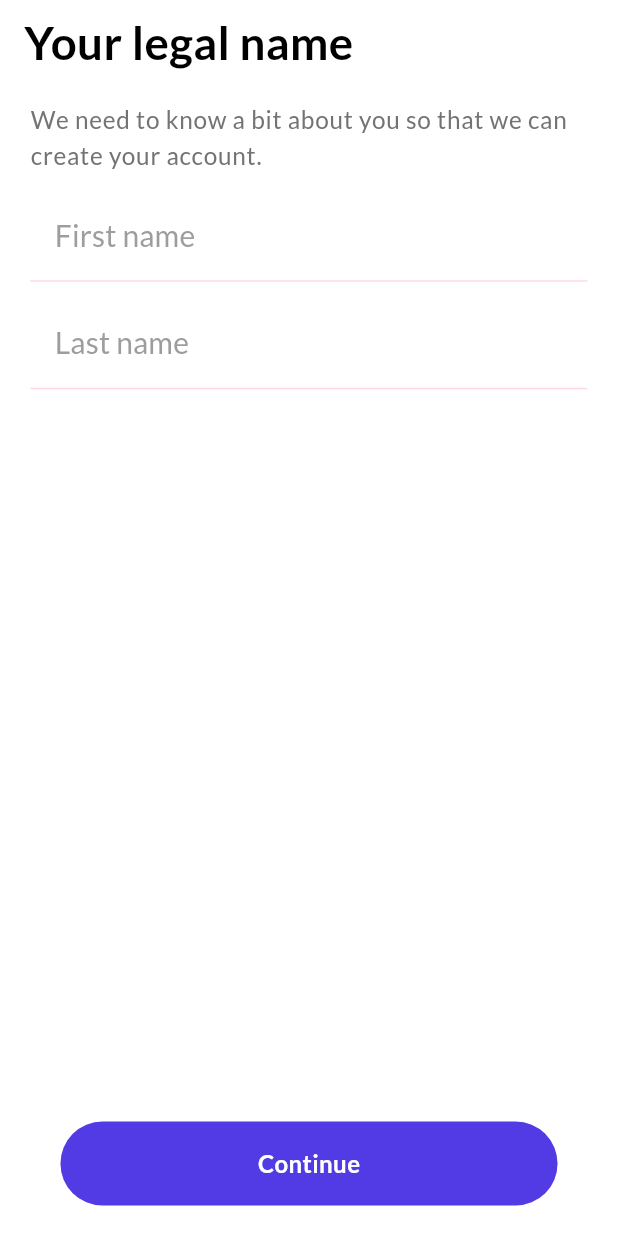
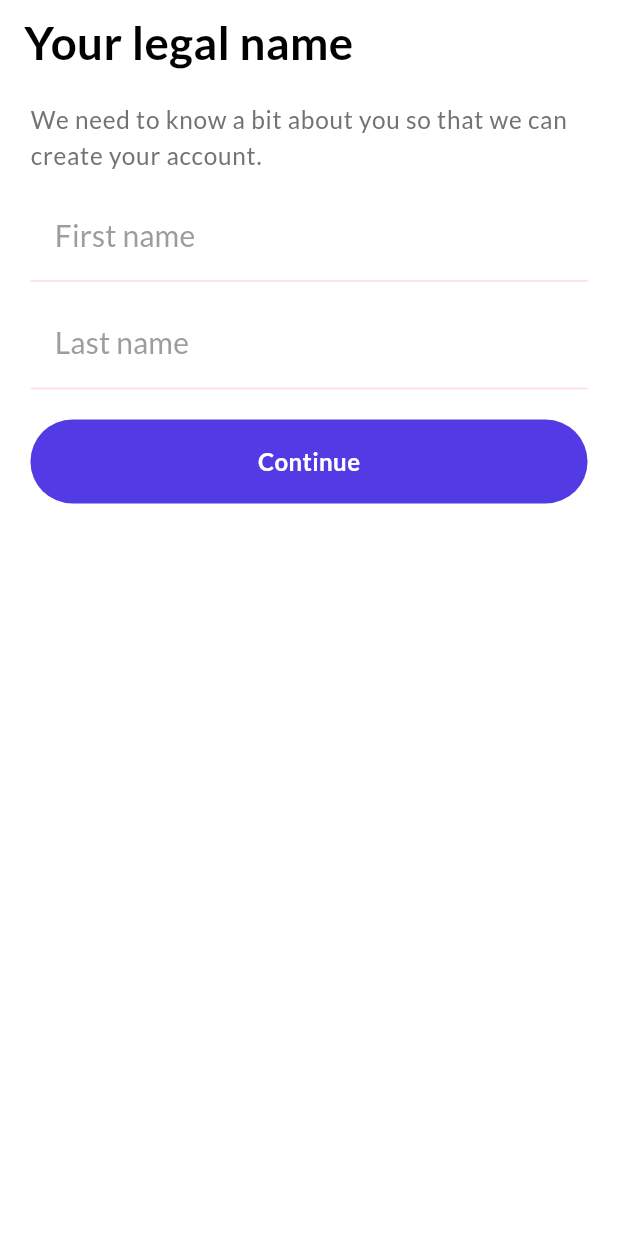
Before and after one commit to CodeAvid/market-news-app, a Flutter app: the screen it shows after launch, on a phone screen of 412 x 824 dp. Run offline on Flutter 3.47's test engine with Material 3 defaults, Android fonts, the phone set to English and light mode, and no system bars; drawn by our look-alikes of auto_size_text; our stand-ins replace bloc, cached_network_image, dio, equatable, flex_color_scheme, flutter_bloc and 12 more; generated files the repository leaves out were written again.

Commit message:
fix: button animations

```diff
--- a/lib/core/widgets/animated_button.dart
+++ b/lib/core/widgets/animated_button.dart
@@ -5,17 +5,19 @@ import 'package:market_news_app/core/widgets/custom_auto_size_text.dart';
 class AnimatedButton extends StatefulWidget {
   final bool isLoading;
   final bool isEnable;
+  final bool keyboardIsOpen;
   final bool keyboardAutoDetect;
-  final VoidCallback? onPressed; // Custom on-press action from constructor
-  final String text;
+  final String buttonText; // Button text from constructor, default is "Continue"
+  final VoidCallback? onPressed;
 
   const AnimatedButton({
     Key? key,
     required this.isLoading, // Loading state
-    required this.isEnable, // Button enabled/disabled state
+    required this.isEnable, // Enabled/Disabled state
     this.keyboardAutoDetect = true, // Toggle for keyboard detection
-    this.onPressed,
-    this.text = 'Continue', // User-defined onPress callback
+    this.keyboardIsOpen = false, // Toggle for keyboard detection
+    this.buttonText = "Continue", // Default button text
+    this.onPressed, // Custom onPress callback
   }) : super(key: key);
 
   @override
@@ -23,51 +25,42 @@ class AnimatedButton extends StatefulWidget {
 }
 
 class _AnimatedButtonState extends State<AnimatedButton> {
-  late bool _keyboardIsOpen;
-
-  @override
-  void initState() {
-    super.initState();
-    _keyboardIsOpen = false; // Initial keyboard state
-  }
-
   @override
   Widget build(BuildContext context) {
-    // Detect keyboard state if enabled
-    if (widget.keyboardAutoDetect) {
-      _keyboardIsOpen = MediaQuery.of(context).viewInsets.bottom > 0;
-    }
-
-    return Align(
-      alignment: Alignment.bottomCenter,
-      child: GestureDetector(
+    return Stack(
+      children: [
+        GestureDetector(
           onTap: widget.isEnable && !widget.isLoading
               ? widget.onPressed
-            : null, // Use the custom onPress from the constructor
+              : null, // Trigger the onPress callback if button is enabled and not loading
           child: AnimatedContainer(
-          duration: Duration(milliseconds: 300),
+            duration: const Duration(milliseconds: 300),
+            curve: Curves.easeInOut,
+            alignment: widget.keyboardAutoDetect && widget.keyboardIsOpen ? Alignment.centerRight : null,
+            child: Container(
               height: 56,
-          width: _keyboardIsOpen ? 56 : double.infinity, // Width based on keyboard state
-          margin: EdgeInsets.symmetric(horizontal: _keyboardIsOpen ? 0 : 20), // Margin for better appearance
+              width: widget.keyboardAutoDetect && widget.keyboardIsOpen
+                  ? 56
+                  : double.infinity, // Adjust width based on keyboard state
               decoration: BoxDecoration(
-            color: widget.isEnable ? context.primaryColor : context.primaryContainerColor, // Active/Inactive state
-            borderRadius: BorderRadius.circular(_keyboardIsOpen ? 28 : 30),
+                color: widget.isEnable ? context.primaryColor : context.primaryContainerColor, // Enabled/Disabled state
+                borderRadius: BorderRadius.circular(widget.keyboardAutoDetect && widget.keyboardIsOpen ? 28 : 30),
               ),
-          child: Center(
-            child: _buildButtonContent(),
+              child: _buildButtonContent(widget.keyboardAutoDetect && widget.keyboardIsOpen),
             ),
           ),
         ),
+      ],
     );
   }
 
   // Builds the button content with text and spinner based on loading state
-  Widget _buildButtonContent() {
+  Widget _buildButtonContent(bool isKeyboardOpen) {
     return Row(
       mainAxisSize: MainAxisSize.min,
       mainAxisAlignment: MainAxisAlignment.center,
       children: [
-        if (widget.isLoading) ...[
+        if (widget.isLoading && !isKeyboardOpen) ...[
           SizedBox(
             height: 20,
             width: 20,
@@ -76,10 +69,26 @@ class _AnimatedButtonState extends State<AnimatedButton> {
               strokeWidth: 2,
             ),
           ),
-          SizedBox(width: 10), // Spacing between spinner and text
+          const SizedBox(width: 10), // Spacing between spinner and text
         ],
-        CustomAutoSizeText(
-          widget.text,
+        isKeyboardOpen
+            ? Visibility(
+                visible: !widget.isLoading,
+                replacement: SizedBox(
+                  height: 20,
+                  width: 20,
+                  child: CircularProgressIndicator(
+                    valueColor: AlwaysStoppedAnimation<Color>(Colors.white),
+                    strokeWidth: 2,
+                  ),
+                ),
+                child: const Icon(
+                  Icons.arrow_forward_ios,
+                  color: Colors.white,
+                ),
+              )
+            : CustomAutoSizeText(
+                widget.buttonText,
                 style: context.bodyMedium?.copyWith(
                   fontSize: 16,
                   color: Colors.white,
--- a/lib/l10n/arb/app_en.arb
+++ b/lib/l10n/arb/app_en.arb
@@ -15,5 +15,21 @@
     "unableToSaveUser": "Unable to save user",
     "@unableToSaveUser": {
         "description": "Message shown when unable to save the user"
+    },
+    "authLoading": "Loading...",
+    "@authLoading": {
+        "description": "Message shown when authentication is in progress"
+    },
+    "saveUserSuccessful": "User saved successfully",
+    "@saveUserSuccessful": {
+        "description": "Message shown when the user is saved successfully"
+    },
+    "markNotificationScreenAsSeenSuccessful": "Notification screen marked as seen",
+    "@markNotificationScreenAsSeenSuccessful": {
+        "description": "Message shown when the notification screen is marked as seen"
+    },
+    "markNotificationScreenAsSeenError": "Unable to mark notification screen as seen",
+    "@markNotificationScreenAsSeenError": {
+        "description": "Message shown when unable to mark the notification screen as seen"
     }
 }
--- a/lib/modules/authentication/presentation/screens/sign_up_screen.dart
+++ b/lib/modules/authentication/presentation/screens/sign_up_screen.dart
@@ -20,6 +20,8 @@ class _SignUpScreenState extends State<SignUpScreen> {
   final GlobalKey<FormState> _formKey = GlobalKey<FormState>();
   final ValueNotifier<bool> _isEnabled = ValueNotifier<bool>(false);
 
+  bool _keyboardIsOpen = false;
+
   @override
   void initState() {
     super.initState();
@@ -37,6 +39,7 @@ class _SignUpScreenState extends State<SignUpScreen> {
 
   @override
   Widget build(BuildContext context) {
+    _keyboardIsOpen = MediaQuery.of(context).viewInsets.bottom > 0;
     return Scaffold(
       appBar: AppBar(
         title: Row(
@@ -52,6 +55,7 @@ class _SignUpScreenState extends State<SignUpScreen> {
         ),
       ),
       body: SafeArea(
+        child: SingleChildScrollView(
           child: Padding(
             padding: EdgeInsets.only(right: 20.sp, left: 20.sp, top: 12.sp),
             child: Form(
@@ -90,7 +94,8 @@ class _SignUpScreenState extends State<SignUpScreen> {
                       );
                     },
                   ),
-                Spacer(),
+                  // Spacer(),
+                  VerticalSpace(20.h), // Add vertical space
                   BlocConsumer<AuthCubit, AuthState>(
                     listener: (context, state) {
                       switch (state) {
@@ -107,6 +112,7 @@ class _SignUpScreenState extends State<SignUpScreen> {
                           return AnimatedButton(
                             isLoading: state is AuthLoading,
                             isEnable: isEnable,
+                            keyboardIsOpen: _keyboardIsOpen,
                             onPressed: () {
                               _signUpUser();
                             },
@@ -117,6 +123,7 @@ class _SignUpScreenState extends State<SignUpScreen> {
                   ),
                   VerticalSpace(20.h),
                 ],
+              ),
             ),
           ),
         ),
```
Lines whose indentation alone changed are shown as unchanged.
